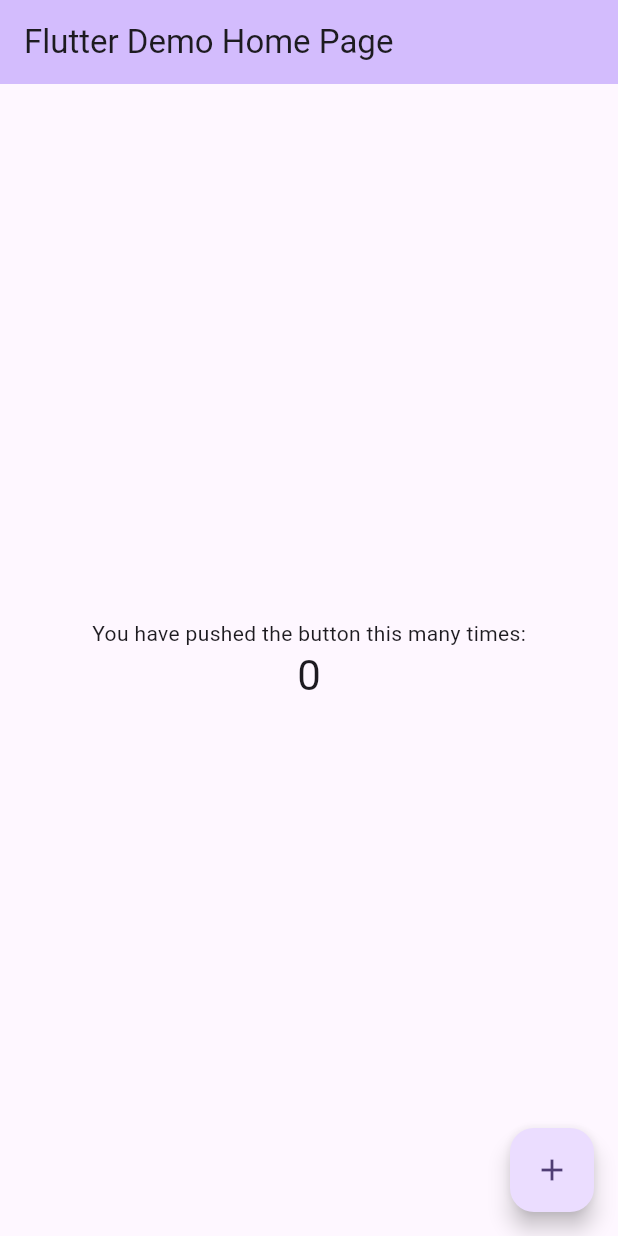
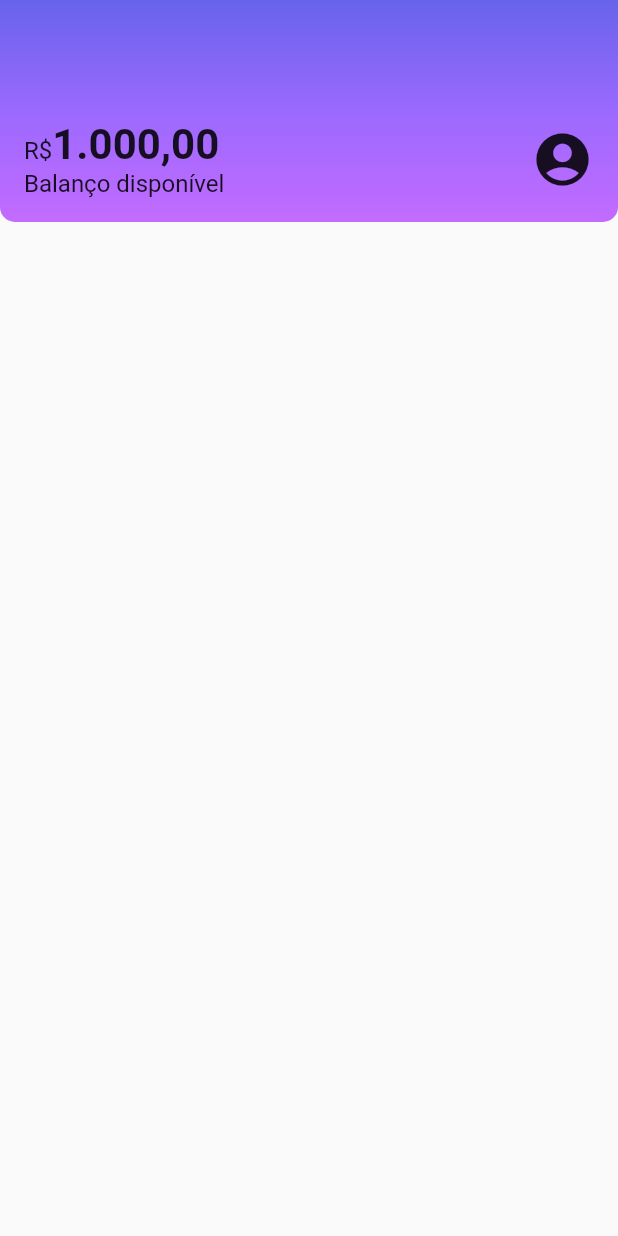
Before and after one commit to JoaoVGStahl/jvgbank, a Flutter app: the screen it shows after launch, on a phone screen of 412 x 824 dp. Run offline on Flutter 3.47's test engine with Material 2 defaults, Android fonts, the light colour scheme and no system bars.

Commit message:
Aula 2 - Estilizando Header

```diff
--- a/lib/main.dart
+++ b/lib/main.dart
@@ -1,125 +1,18 @@
 import 'package:flutter/material.dart';
+import 'package:jvgbank/pages/home.dart';
 
 void main() {
-  runApp(const MyApp());
+  runApp(const Jvgbank());
 }
 
-class MyApp extends StatelessWidget {
-  const MyApp({super.key});
+class Jvgbank extends StatelessWidget {
+  const Jvgbank({super.key});
 
-  // This widget is the root of your application.
   @override
   Widget build(BuildContext context) {
-    return MaterialApp(
-      title: 'Flutter Demo',
-      theme: ThemeData(
-        // This is the theme of your application.
-        //
-        // TRY THIS: Try running your application with "flutter run". You'll see
-        // the application has a blue toolbar. Then, without quitting the app,
-        // try changing the seedColor in the colorScheme below to Colors.green
-        // and then invoke "hot reload" (save your changes or press the "hot
-        // reload" button in a Flutter-supported IDE, or press "r" if you used
-        // the command line to start the app).
-        //
-        // Notice that the counter didn't reset back to zero; the application
-        // state is not lost during the reload. To reset the state, use hot
-        // restart instead.
-        //
-        // This works for code too, not just values: Most code changes can be
-        // tested with just a hot reload.
-        colorScheme: ColorScheme.fromSeed(seedColor: Colors.deepPurple),
-        useMaterial3: true,
-      ),
-      home: const MyHomePage(title: 'Flutter Demo Home Page'),
+    return const MaterialApp(
+      title: "Jvgbank",
+      home: HomePage(),
     );
   }
 }
-
-class MyHomePage extends StatefulWidget {
-  const MyHomePage({super.key, required this.title});
-
-  // This widget is the home page of your application. It is stateful, meaning
-  // that it has a State object (defined below) that contains fields that affect
-  // how it looks.
-
-  // This class is the configuration for the state. It holds the values (in this
-  // case the title) provided by the parent (in this case the App widget) and
-  // used by the build method of the State. Fields in a Widget subclass are
-  // always marked "final".
-
-  final String title;
-
-  @override
-  State<MyHomePage> createState() => _MyHomePageState();
-}
-
-class _MyHomePageState extends State<MyHomePage> {
-  int _counter = 0;
-
-  void _incrementCounter() {
-    setState(() {
-      // This call to setState tells the Flutter framework that something has
-      // changed in this State, which causes it to rerun the build method below
-      // so that the display can reflect the updated values. If we changed
-      // _counter without calling setState(), then the build method would not be
-      // called again, and so nothing would appear to happen.
-      _counter++;
-    });
-  }
-
-  @override
-  Widget build(BuildContext context) {
-    // This method is rerun every time setState is called, for instance as done
-    // by the _incrementCounter method above.
-    //
-    // The Flutter framework has been optimized to make rerunning build methods
-    // fast, so that you can just rebuild anything that needs updating rather
-    // than having to individually change instances of widgets.
-    return Scaffold(
-      appBar: AppBar(
-        // TRY THIS: Try changing the color here to a specific color (to
-        // Colors.amber, perhaps?) and trigger a hot reload to see the AppBar
-        // change color while the other colors stay the same.
-        backgroundColor: Theme.of(context).colorScheme.inversePrimary,
-        // Here we take the value from the MyHomePage object that was created by
-        // the App.build method, and use it to set our appbar title.
-        title: Text(widget.title),
-      ),
-      body: Center(
-        // Center is a layout widget. It takes a single child and positions it
-        // in the middle of the parent.
-        child: Column(
-          // Column is also a layout widget. It takes a list of children and
-          // arranges them vertically. By default, it sizes itself to fit its
-          // children horizontally, and tries to be as tall as its parent.
-          //
-          // Column has various properties to control how it sizes itself and
-          // how it positions its children. Here we use mainAxisAlignment to
-          // center the children vertically; the main axis here is the vertical
-          // axis because Columns are vertical (the cross axis would be
-          // horizontal).
-          //
-          // TRY THIS: Invoke "debug painting" (choose the "Toggle Debug Paint"
-          // action in the IDE, or press "p" in the console), to see the
-          // wireframe for each widget.
-          mainAxisAlignment: MainAxisAlignment.center,
-          children: <Widget>[
-            const Text(
-              'You have pushed the button this many times:',
-            ),
-            Text(
-              '$_counter',
-              style: Theme.of(context).textTheme.headlineMedium,
-            ),
-          ],
-        ),
-      ),
-      floatingActionButton: FloatingActionButton(
-        onPressed: _incrementCounter,
-        tooltip: 'Increment',
-        child: const Icon(Icons.add),
-      ), // This trailing comma makes auto-formatting nicer for build methods.
-    );
-  }
-}
--- /dev/null
+++ b/lib/pages/home.dart
@@ -0,0 +1,17 @@
+import 'package:flutter/material.dart';
+import 'package:jvgbank/widgets/sections/header.dart';
+
+class HomePage extends StatelessWidget {
+  const HomePage({super.key});
+
+  @override
+  Widget build(BuildContext context) {
+    return const Scaffold(
+      body: Column(
+        children: [
+          Header(),
+        ],
+      ),
+    );
+  }
+}
--- /dev/null
+++ b/lib/widgets/sections/header.dart
@@ -0,0 +1,63 @@
+import 'package:flutter/material.dart';
+
+class Header extends StatelessWidget {
+  const Header({super.key});
+
+  @override
+  Widget build(BuildContext context) {
+    return Container(
+      decoration: const BoxDecoration(
+        gradient: LinearGradient(
+          begin: Alignment.topCenter,
+          end: Alignment.bottomCenter,
+          colors: [
+            Color.fromRGBO(103, 99, 234, 1),
+            Color.fromRGBO(155, 105, 254, 1),
+            Color.fromRGBO(195, 107, 255, 1),
+          ],
+        ),
+        borderRadius: BorderRadius.vertical(bottom: Radius.circular(10)),
+      ),
+      child: const Padding(
+        padding: EdgeInsets.fromLTRB(16, 80, 16, 16),
+        child: Row(
+          mainAxisAlignment: MainAxisAlignment.spaceBetween,
+          children: [
+            Column(
+              crossAxisAlignment: CrossAxisAlignment.start,
+              children: [
+                Text.rich(
+                  TextSpan(
+                    text: "R\$",
+                    style: TextStyle(
+                      fontSize: 16,
+                    ),
+                    children: [
+                      TextSpan(
+                        text: "1.000,00",
+                        style: TextStyle(
+                          fontSize: 28,
+                          fontWeight: FontWeight.bold,
+                        ),
+                      ),
+                    ],
+                  ),
+                ),
+                Text(
+                  "Balanço disponível",
+                  style: TextStyle(
+                    fontSize: 16,
+                  ),
+                ),
+              ],
+            ),
+            Icon(
+              Icons.account_circle,
+              size: 42,
+            ),
+          ],
+        ),
+      ),
+    );
+  }
+}
```
